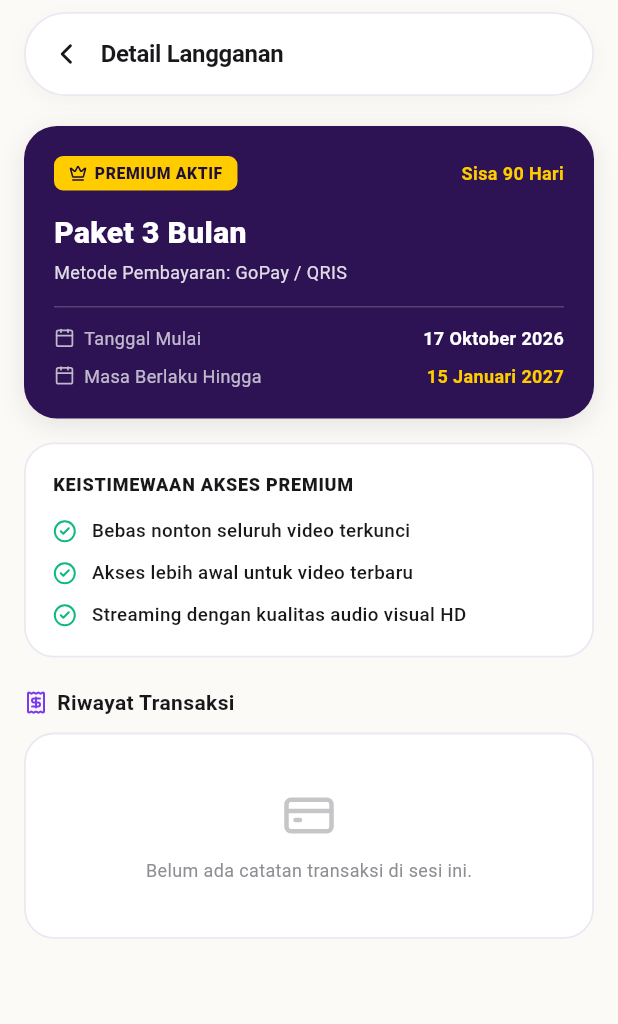
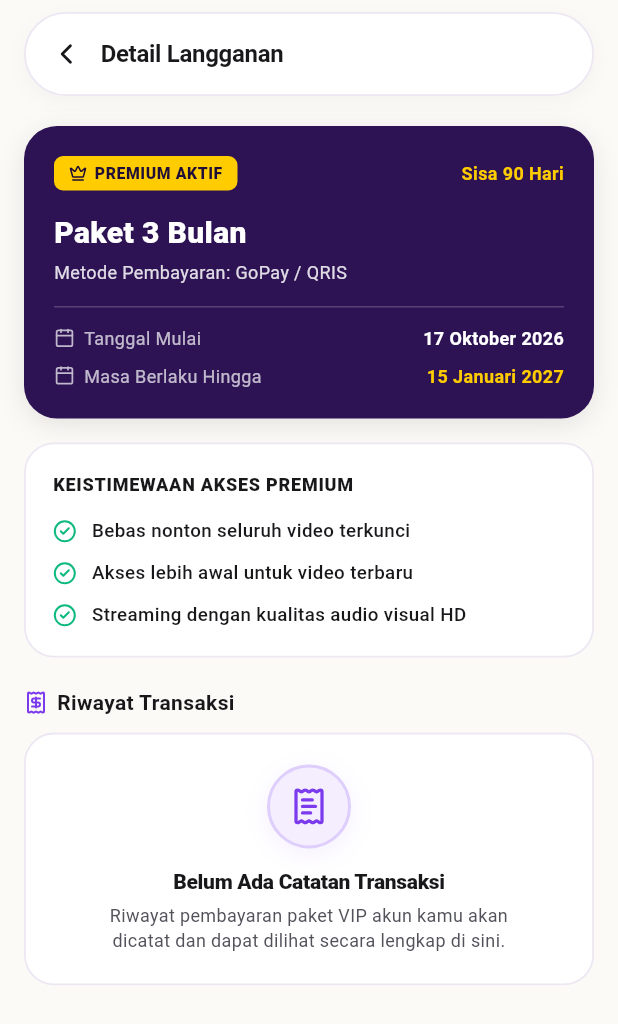
Before and after one commit to ardhikaxx/humora-mobile, a Flutter app: the SubscriptionDetailScreen screen opened directly, on a phone screen of 412 x 824 dp. Shown: the top 1024 px of the screen. Run offline on Flutter 3.47's test engine with Material 3 defaults, Android fonts, the phone set to English and light mode, and no system bars; our stand-ins replace cached_network_image, dio, flutter_secure_storage, image_picker, lucide_icons_flutter, shared_preferences and 1 more; accounts and stored records are empty; network calls fail; Roboto replaces fonts that are missing (Plus Jakarta Sans).

Commit message:
feat: penambahan tampilan kosong pada detail langganan

```diff
--- a/lib/screens/subscription/subscription_detail_screen.dart
+++ b/lib/screens/subscription/subscription_detail_screen.dart
@@ -4,6 +4,7 @@ import 'package:provider/provider.dart';
 import '../../core/theme/app_colors.dart';
 import '../../providers/auth_provider.dart';
 import '../../widgets/custom_pill_app_bar.dart';
+import '../../widgets/humora_empty_state.dart';
 
 class SubscriptionDetailScreen extends StatelessWidget {
   const SubscriptionDetailScreen({super.key});
@@ -220,28 +221,16 @@ class SubscriptionDetailScreen extends StatelessWidget {
                 padding: const EdgeInsets.symmetric(horizontal: 16),
                 child: Container(
                   width: double.infinity,
-                  padding: const EdgeInsets.symmetric(vertical: 36),
                   decoration: BoxDecoration(
                     color: AppColors.surface,
                     borderRadius: BorderRadius.circular(20),
                     border: Border.all(color: AppColors.border, width: 1.2),
                   ),
-                  child: Column(
-                    children: [
-                      Icon(
-                        LucideIcons.creditCard,
-                        size: 36,
-                        color: AppColors.textMuted.withValues(alpha: 0.5),
-                      ),
-                      const SizedBox(height: 10),
-                      const Text(
-                        'Belum ada catatan transaksi di sesi ini.',
-                        style: TextStyle(
-                          fontSize: 12,
-                          color: AppColors.textMuted,
-                        ),
-                      ),
-                    ],
+                  child: const HumoraEmptyState(
+                    compact: true,
+                    icon: LucideIcons.receiptText,
+                    title: 'Belum Ada Catatan Transaksi',
+                    subtitle: 'Riwayat pembayaran paket VIP akun kamu akan dicatat dan dapat dilihat secara lengkap di sini.',
                   ),
                 ),
               ),
```
